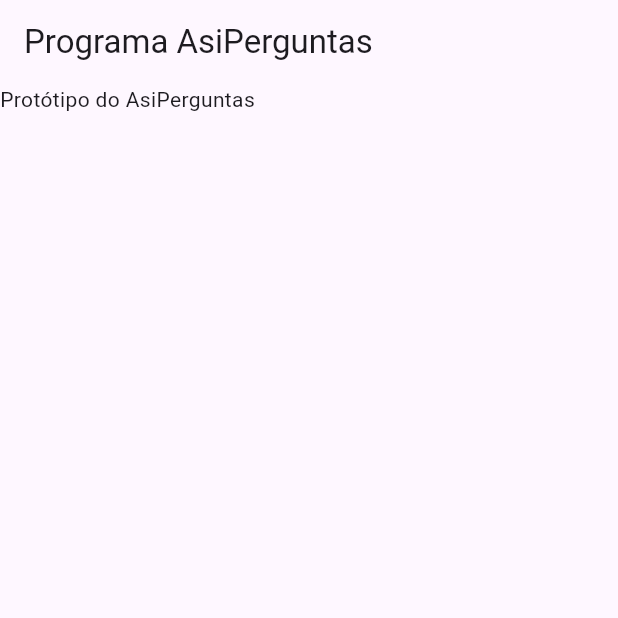
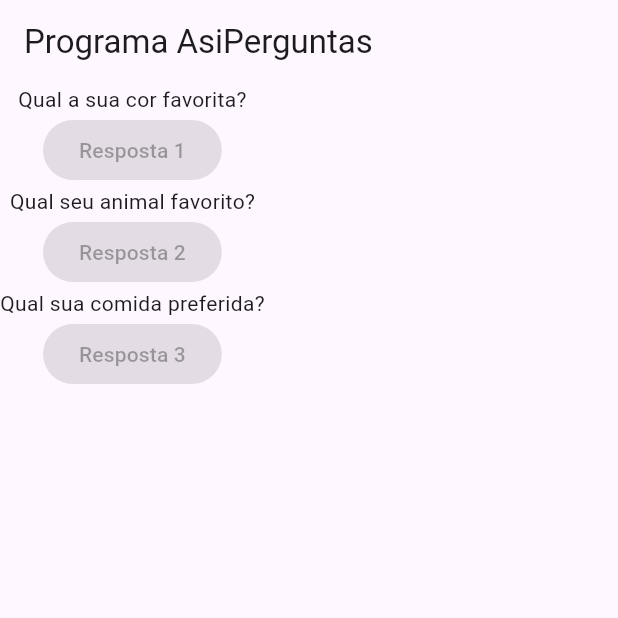
Before and after one commit to Leonardo-Toledo-Alves-Costa/perguntas_respostas, a Flutter app: the screen it shows after launch, on a phone screen of 412 x 824 dp, the top half of it. Run offline on Flutter 3.47's test engine with Material 3 defaults, Android fonts, the phone set to English and light mode, and no system bars.

Commit message:
Criação das perguntas, método resposta e corpo de perguntas no aplicativo

```diff
--- a/lib/main.dart
+++ b/lib/main.dart
@@ -4,12 +4,41 @@ class PerguntaApp extends StatelessWidget{
 
   @override
   Widget build(BuildContext context){
+    final List<String> perguntas = [
+      'Qual a sua cor favorita?',
+      'Qual seu animal favorito?',
+      'Qual sua comida preferida?'
+    ];
+
+    void responder(){
+      return print('Pergunta respondida, vamos para a próxima!');
+    }
+
+
     return MaterialApp(
       home: Scaffold(
         appBar: AppBar(
           title: Text("Programa AsiPerguntas"),
         ),
-        body: Text("Protótipo do AsiPerguntas") ,
+        body: Column(
+          children: [
+            Text(perguntas[0]),
+            ElevatedButton(
+              onPressed: null,
+              child: Text('Resposta 1'),
+            ),
+            Text(perguntas[1]),
+            ElevatedButton(
+              onPressed: null,
+              child: Text('Resposta 2'),
+            ),
+            Text(perguntas[2]),
+            ElevatedButton(
+              onPressed: null,
+              child: Text('Resposta 3'),
+            )
+          ],
+        ),
       )
     );
   }
```
